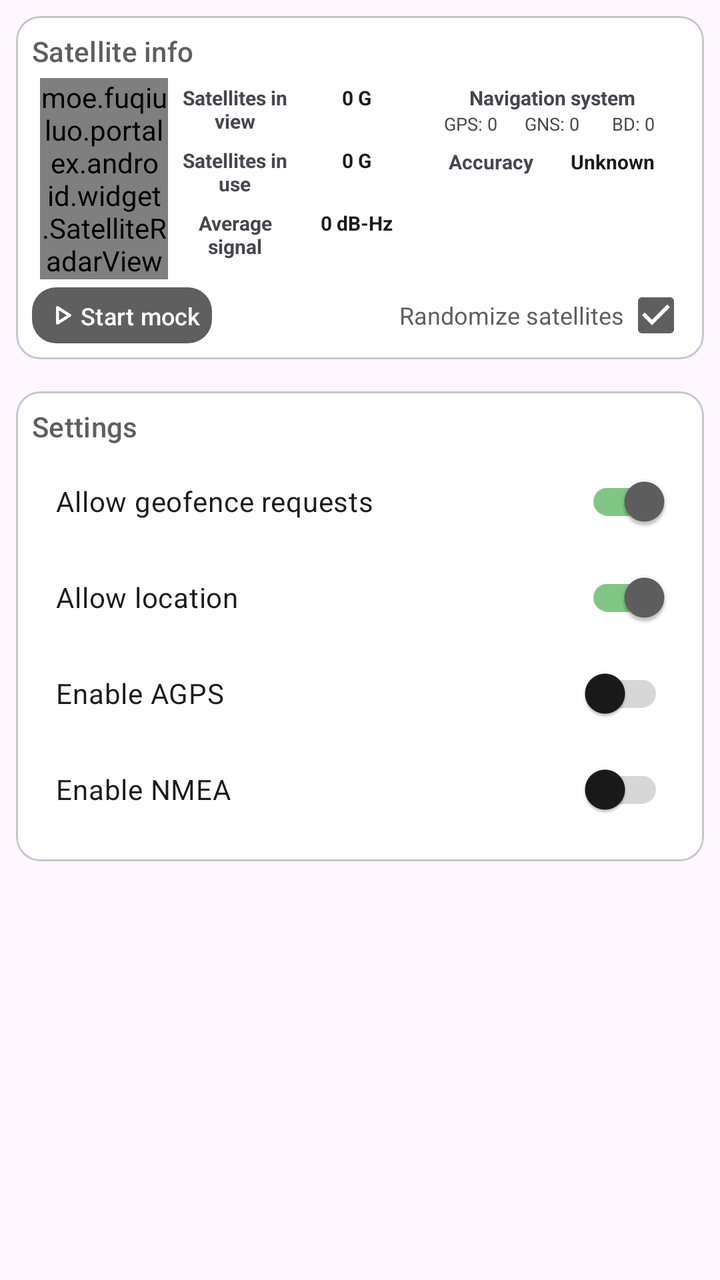
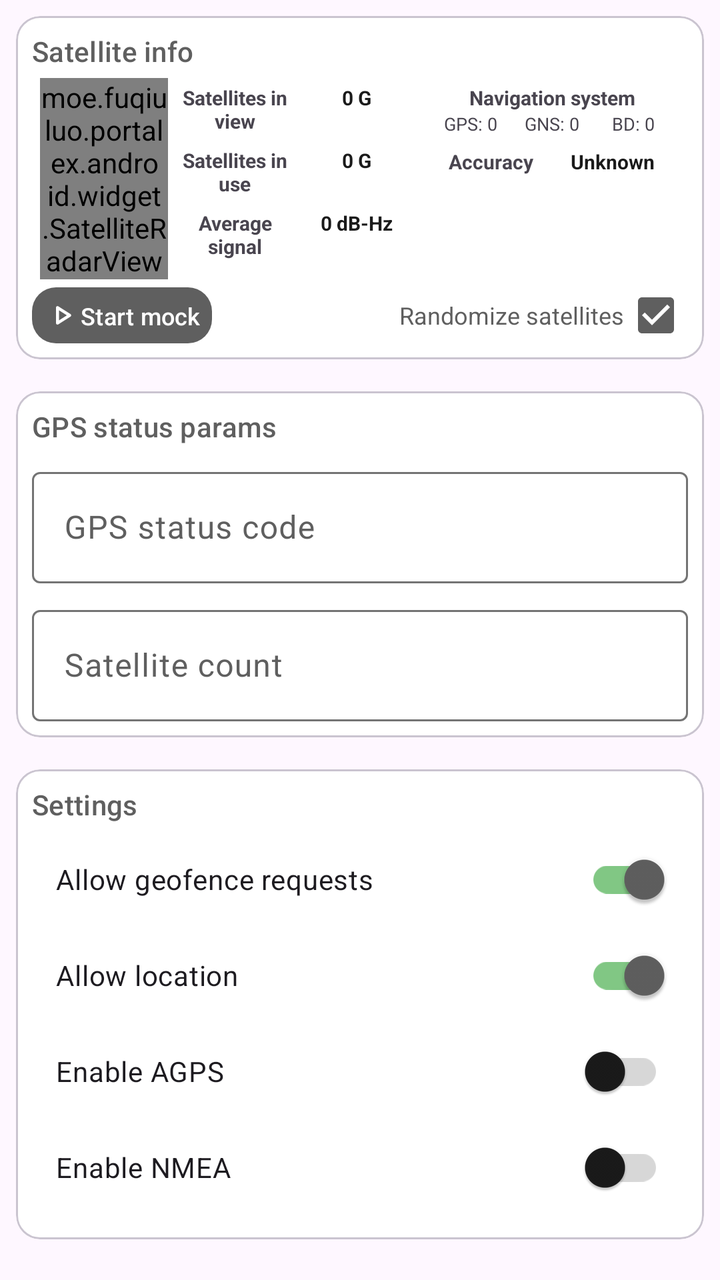

Before-and-after screenshots of an Android layout around one commit, followed by the original layout XML and the change that was made.
<!-- AndroidManifest.xml: application theme AppTheme -->
<!-- res/layout/fragment_gnss_mock.xml -->
<?xml version="1.0" encoding="utf-8"?>
<androidx.coordinatorlayout.widget.CoordinatorLayout
    xmlns:android="http://schemas.android.com/apk/res/android"
    xmlns:app="http://schemas.android.com/apk/res-auto"
    xmlns:tools="http://schemas.android.com/tools"
    android:layout_width="match_parent"
    android:layout_height="match_parent"
    tools:context=".ui.gnss.GnssMockFragment">

    <androidx.core.widget.NestedScrollView
        android:layout_width="match_parent"
        android:layout_height="match_parent">

        <LinearLayout
            android:layout_width="match_parent"
            android:layout_height="wrap_content"
            android:orientation="vertical">

            
            <com.google.android.material.card.MaterialCardView
                android:id="@+id/mock_gnss_card"
                android:layout_width="match_parent"
                android:layout_height="wrap_content"
                app:cardCornerRadius="12dp"
                android:layout_margin="8dp"
                app:cardPreventCornerOverlap="false"
                app:contentPadding="8dp">

                <LinearLayout
                    android:layout_width="match_parent"
                    android:layout_height="wrap_content"
                    android:orientation="vertical">

                    <TextView
                        android:layout_width="match_parent"
                        android:layout_height="wrap_content"
                        android:textColor="?attr/colorOnSurfaceVariant"
                        android:textAppearance="@style/TextAppearance.Material3.TitleSmall"
                        android:text="@string/satellites_info"/>

                    
                    <androidx.constraintlayout.widget.ConstraintLayout
                        android:layout_width="match_parent"
                        android:layout_height="wrap_content"
                        android:padding="4dp">

                        <moe.fuqiuluo.portalex.android.widget.SatelliteRadarView
                            android:id="@+id/satellite_rada_view"
                            android:layout_width="0dp"
                            android:layout_height="wrap_content"
                            android:gravity="center"
                            app:layout_constraintEnd_toStartOf="@+id/satellites_info"
                            app:layout_constraintHorizontal_chainStyle="spread"
                            app:layout_constraintHorizontal_weight="1"
                            app:layout_constraintStart_toStartOf="parent"
                            app:layout_constraintTop_toTopOf="parent" />

                        <LinearLayout
                            android:id="@+id/satellites_info"
                            android:layout_width="0dp"
                            android:layout_height="wrap_content"
                            android:orientation="vertical"
                            android:gravity="center"
                            app:layout_constraintHorizontal_weight="2"
                            app:layout_constraintStart_toEndOf="@+id/satellite_rada_view"
                            app:layout_constraintEnd_toStartOf="@+id/text3"
                            app:layout_constraintTop_toTopOf="parent">

                            <TextView
                                android:visibility="gone"
                                android:layout_width="match_parent"
                                android:layout_height="wrap_content"
                                android:text="@string/gnss_satellite_info"
                                android:gravity="center" />

                            <androidx.constraintlayout.widget.ConstraintLayout
                                android:layout_width="match_parent"
                                android:layout_height="wrap_content"
                                android:padding="3dp">

                                <TextView
                                    android:id="@+id/in_view_left_item"
                                    android:layout_width="0dp"
                                    android:layout_height="wrap_content"
                                    android:text="@string/in_view_left_item"
                                    android:gravity="center"
                                    android:textStyle="bold"
                                    android:textSize="10sp"
                                    app:layout_constraintHorizontal_weight="1"
                                    app:layout_constraintStart_toStartOf="parent"
                                    app:layout_constraintEnd_toStartOf="@+id/in_view_right_item"
                                    app:layout_constraintTop_toTopOf="parent"
                                    app:layout_constraintHorizontal_chainStyle="spread" />

                                <TextView
                                    android:id="@+id/in_view_right_item"
                                    android:layout_width="0dp"
                                    android:layout_height="wrap_content"
                                    android:text="@string/zero"
                                    android:gravity="center"
                                    android:textColor="?attr/colorOnSurface"
                                    android:textStyle="bold"
                                    android:textSize="10sp"
                                    app:layout_constraintHorizontal_weight="1"
                                    app:layout_constraintStart_toEndOf="@+id/in_view_left_item"
                                    app:layout_constraintEnd_toEndOf="parent"
                                    app:layout_constraintTop_toTopOf="parent" />

                            </androidx.constraintlayout.widget.ConstraintLayout>

                            <androidx.constraintlayout.widget.ConstraintLayout
                                android:layout_width="match_parent"
                                android:layout_height="wrap_content"
                                android:padding="3dp">

                                <TextView
                                    android:id="@+id/in_use_left_item"
                                    android:layout_width="0dp"
                                    android:layout_height="wrap_content"
                                    android:text="@string/in_use_satellite"
                                    android:gravity="center"
                                    android:textStyle="bold"
                                    android:textSize="10sp"
                                    app:layout_constraintHorizontal_weight="1"
                                    app:layout_constraintStart_toStartOf="parent"
                                    app:layout_constraintEnd_toStartOf="@+id/in_use_right_item"
                                    app:layout_constraintTop_toTopOf="parent"
                                    app:layout_constraintHorizontal_chainStyle="spread" />

                                <TextView
                                    android:id="@+id/in_use_right_item"
                                    android:layout_width="0dp"
                                    android:layout_height="wrap_content"
                                    android:text="@string/zero"
                                    android:gravity="center"
                                    android:textColor="?attr/colorOnSurface"
                                    android:textStyle="bold"
                                    android:textSize="10sp"
                                    app:layout_constraintHorizontal_weight="1"
                                    app:layout_constraintStart_toEndOf="@+id/in_use_left_item"
                                    app:layout_constraintEnd_toEndOf="parent"
                                    app:layout_constraintTop_toTopOf="parent" />

                            </androidx.constraintlayout.widget.ConstraintLayout>

                            <androidx.constraintlayout.widget.ConstraintLayout
                                android:layout_width="match_parent"
                                android:layout_height="wrap_content"
                                android:padding="3dp">

                                <TextView
                                    android:id="@+id/signal_strength_left_item"
                                    android:layout_width="0dp"
                                    android:layout_height="wrap_content"
                                    android:text="@string/gnss_average_signal"
                                    android:gravity="center"
                                    android:textStyle="bold"
                                    android:textSize="10sp"
                                    app:layout_constraintHorizontal_weight="1"
                                    app:layout_constraintStart_toStartOf="parent"
                                    app:layout_constraintEnd_toStartOf="@+id/signal_strength_right_item"
                                    app:layout_constraintTop_toTopOf="parent"
                                    app:layout_constraintHorizontal_chainStyle="spread" />

                                <TextView
                                    android:id="@+id/signal_strength_right_item"
                                    android:layout_width="0dp"
                                    android:layout_height="wrap_content"
                                    android:text="0 dB-Hz"
                                    android:gravity="center"
                                    android:textColor="?attr/colorOnSurface"
                                    android:textStyle="bold"
                                    android:textSize="10sp"
                                    app:layout_constraintHorizontal_weight="1"
                                    app:layout_constraintStart_toEndOf="@+id/signal_strength_left_item"
                                    app:layout_constraintEnd_toEndOf="parent"
                                    app:layout_constraintTop_toTopOf="parent" />
                            </androidx.constraintlayout.widget.ConstraintLayout>

                            <com.google.android.material.card.MaterialCardView
                                android:visibility="gone"
                                android:layout_width="match_parent"
                                android:layout_height="wrap_content"
                                android:layout_margin="4dp"
                                app:cardCornerRadius="12dp"
                                app:cardElevation="1dp">

                                <LinearLayout
                                    android:layout_width="match_parent"
                                    android:layout_height="wrap_content"
                                    android:orientation="vertical"
                                    android:padding="4dp">

                                    <TextView
                                        android:layout_width="match_parent"
                                        android:layout_height="wrap_content"
                                        android:text="@string/gnss_selected_satellite"
                                        android:gravity="center"
                                        android:textStyle="bold"
                                        android:textSize="10sp"/>

                                    <TextView
                                        android:id="@+id/selected_satellite_prn"
                                        android:layout_width="match_parent"
                                        android:layout_height="wrap_content"
                                        android:text="@string/gnss_prn"
                                        android:textSize="9sp"/>

                                    <TextView
                                        android:id="@+id/selected_satellite_snr"
                                        android:layout_width="match_parent"
                                        android:layout_height="wrap_content"
                                        android:text="@string/gnss_signal_strength"
                                        android:textSize="9sp"/>

                                    <TextView
                                        android:id="@+id/selected_satellite_elevation"
                                        android:layout_width="match_parent"
                                        android:layout_height="wrap_content"
                                        android:text="@string/gnss_elevation"
                                        android:textSize="9sp"/>

                                    <TextView
                                        android:id="@+id/selected_satellite_azimuth"
                                        android:layout_width="match_parent"
                                        android:layout_height="wrap_content"
                                        android:text="@string/gnss_azimuth"
                                        android:textSize="9sp"/>
                                </LinearLayout>
                            </com.google.android.material.card.MaterialCardView>

                        </LinearLayout>

                        <LinearLayout
                            android:id="@+id/text3"
                            android:layout_width="0dp"
                            android:layout_height="wrap_content"
                            android:orientation="vertical"
                            app:layout_constraintHorizontal_weight="2"
                            app:layout_constraintStart_toEndOf="@+id/satellites_info"
                            app:layout_constraintEnd_toEndOf="parent"
                            app:layout_constraintTop_toTopOf="parent">

                            <androidx.constraintlayout.widget.ConstraintLayout
                                android:layout_width="match_parent"
                                android:layout_height="wrap_content"
                                android:padding="3dp">

                                <TextView
                                    android:id="@+id/nav_systems_title"
                                    android:layout_width="match_parent"
                                    android:layout_height="wrap_content"
                                    android:text="@string/gnss_navigation_system"
                                    android:gravity="center"
                                    android:textStyle="bold"
                                    android:textSize="10sp"
                                    app:layout_constraintTop_toTopOf="parent"
                                    app:layout_constraintStart_toStartOf="parent"
                                    app:layout_constraintEnd_toEndOf="parent"/>

                                <LinearLayout
                                    android:layout_width="match_parent"
                                    android:layout_height="wrap_content"
                                    android:orientation="horizontal"
                                    app:layout_constraintTop_toBottomOf="@id/nav_systems_title">

                                    <TextView
                                        android:id="@+id/gps_count"
                                        android:layout_width="0dp"
                                        android:layout_height="wrap_content"
                                        android:layout_weight="1"
                                        android:gravity="center"
                                        android:text="GPS: 0"
                                        android:textSize="9sp" />

                                    <TextView
                                        android:id="@+id/glonass_count"
                                        android:layout_width="0dp"
                                        android:layout_height="wrap_content"
                                        android:layout_weight="1"
                                        android:text="GNS: 0"
                                        android:gravity="center"
                                        android:textSize="9sp"/>

                                    <TextView
                                        android:id="@+id/beidou_count"
                                        android:layout_width="0dp"
                                        android:layout_height="wrap_content"
                                        android:layout_weight="1"
                                        android:text="BD: 0"
                                        android:gravity="center"
                                        android:textSize="9sp"/>
                                </LinearLayout>
                            </androidx.constraintlayout.widget.ConstraintLayout>

                            <androidx.constraintlayout.widget.ConstraintLayout
                                android:layout_width="match_parent"
                                android:layout_height="wrap_content"
                                android:padding="3dp">

                                <TextView
                                    android:id="@+id/accuracy_left_item"
                                    android:layout_width="0dp"
                                    android:layout_height="wrap_content"
                                    android:text="@string/gnss_position_accuracy"
                                    android:gravity="center"
                                    android:textStyle="bold"
                                    android:textSize="10sp"
                                    app:layout_constraintHorizontal_weight="1"
                                    app:layout_constraintStart_toStartOf="parent"
                                    app:layout_constraintEnd_toStartOf="@+id/accuracy_right_item"
                                    app:layout_constraintTop_toTopOf="parent"
                                    app:layout_constraintHorizontal_chainStyle="spread" />

                                <TextView
                                    android:id="@+id/accuracy_right_item"
                                    android:layout_width="0dp"
                                    android:layout_height="wrap_content"
                                    android:text="@string/gnss_unknown"
                                    android:gravity="center"
                                    android:textColor="?attr/colorOnSurface"
                                    android:textStyle="bold"
                                    android:textSize="10sp"
                                    app:layout_constraintHorizontal_weight="1"
                                    app:layout_constraintStart_toEndOf="@+id/accuracy_left_item"
                                    app:layout_constraintEnd_toEndOf="parent"
                                    app:layout_constraintTop_toTopOf="parent" />
                            </androidx.constraintlayout.widget.ConstraintLayout>
                        </LinearLayout>

                    </androidx.constraintlayout.widget.ConstraintLayout>

                    <LinearLayout
                        android:layout_width="match_parent"
                        android:layout_height="wrap_content"
                        android:baselineAligned="false"
                        android:orientation="horizontal">

                        <LinearLayout
                            android:layout_width="0dp"
                            android:layout_height="wrap_content"
                            android:layout_weight="1">

                            <com.google.android.material.button.MaterialButton
                                android:id="@+id/switch_gnss_mock"
                                android:layout_width="wrap_content"
                                android:layout_height="28dp"
                                android:textColor="?attr/colorOnPrimary"
                                android:text="@string/start_mock"
                                style="@style/Widget.Material3.Button"
                                android:insetRight="0dp"
                                android:insetLeft="0dp"
                                android:insetTop="0dp"
                                android:insetBottom="0dp"
                                android:textSize="12sp"
                                app:icon="@drawable/rounded_play_arrow_24"
                                app:iconGravity="textStart"
                                app:iconPadding="0dp"
                                android:padding="6dp"
                                app:iconTint="?attr/colorOnPrimary"
                                app:cornerRadius="12dp"/>

                        </LinearLayout>

                        <LinearLayout
                            android:layout_width="0dp"
                            android:layout_weight="1"
                            android:layout_height="match_parent"
                            android:gravity="end|center">

                            <CheckedTextView
                                android:id="@+id/random_gnss"
                                android:layout_width="wrap_content"
                                android:layout_height="wrap_content"
                                android:checkMark="?android:attr/listChoiceIndicatorMultiple"
                                android:checkMarkTint="?attr/colorOnSurfaceVariant"
                                android:checked="true"
                                android:gravity="center"
                                android:text="@string/gnss_randomize"
                                android:textColor="?attr/colorOnSurfaceVariant"
                                android:textSize="12sp" />
                        </LinearLayout>
                    </LinearLayout>
                </LinearLayout>
            </com.google.android.material.card.MaterialCardView>

            
            <com.google.android.material.card.MaterialCardView
                android:id="@+id/settings_card"
                android:layout_width="match_parent"
                android:layout_height="wrap_content"
                app:cardCornerRadius="12dp"
                android:layout_margin="8dp"
                app:cardPreventCornerOverlap="false"
                app:contentPadding="8dp">

                <LinearLayout
                    android:layout_width="match_parent"
                    android:layout_height="wrap_content"
                    android:orientation="vertical">

                    <TextView
                        android:layout_width="match_parent"
                        android:layout_height="wrap_content"
                        android:textColor="?attr/colorOnSurfaceVariant"
                        android:textAppearance="@style/TextAppearance.Material3.TitleSmall"
                        android:text="@string/gnss_features"/>

                    <LinearLayout
                        android:layout_width="match_parent"
                        android:layout_height="wrap_content"
                        android:orientation="vertical"
                        android:padding="4dp">

                        <com.google.android.material.switchmaterial.SwitchMaterial
                            android:id="@+id/switch_request_geofence"
                            android:layout_width="match_parent"
                            android:layout_height="wrap_content"
                            android:text="@string/gnss_allow_geofence"
                            android:checked="true"
                            android:padding="8dp"/>

                        <com.google.android.material.switchmaterial.SwitchMaterial
                            android:id="@+id/switch_get_from_location"
                            android:layout_width="match_parent"
                            android:layout_height="wrap_content"
                            android:checked="true"
                            android:padding="8dp"
                            android:text="@string/gnss_allow_location" />

                        <com.google.android.material.switchmaterial.SwitchMaterial
                            android:id="@+id/switch_enable_agps"
                            android:layout_width="match_parent"
                            android:layout_height="wrap_content"
                            android:text="@string/gnss_agps"
                            android:checked="false"
                            android:padding="8dp"/>

                        <com.google.android.material.switchmaterial.SwitchMaterial
                            android:id="@+id/switch_enable_nmea"
                            android:layout_width="match_parent"
                            android:layout_height="wrap_content"
                            android:text="@string/gnss_nmea"
                            android:checked="false"
                            android:padding="8dp"/>
                    </LinearLayout>
                </LinearLayout>
            </com.google.android.material.card.MaterialCardView>
        </LinearLayout>
    </androidx.core.widget.NestedScrollView>
</androidx.coordinatorlayout.widget.CoordinatorLayout>
<!-- resources referenced by this layout -->
<resources>
  <!-- drawable rounded_play_arrow_24 (drawable) -->
  <vector xmlns:android="http://schemas.android.com/apk/res/android" android:autoMirrored="true" android:height="24dp" android:tint="?attr/colorOnSurface" android:viewportHeight="960" android:viewportWidth="960" android:width="24dp">
        
      <path android:fillColor="@android:color/white" android:pathData="M320,687L320,273Q320,256 332,244.5Q344,233 360,233Q365,233 370.5,234.5Q376,236 381,239L707,446Q716,452 720.5,461Q725,470 725,480Q725,490 720.5,499Q716,508 707,514L381,721Q376,724 370.5,725.5Q365,727 360,727Q344,727 332,715.5Q320,704 320,687ZM400,480L400,480L400,480L400,480ZM400,614L610,480L400,346L400,614Z"/>
      
  </vector>
  <string name="gnss_agps">Enable AGPS</string>
  <string name="gnss_allow_geofence">Allow geofence requests</string>
  <string name="gnss_allow_location">Allow location</string>
  <string name="gnss_average_signal">Average signal</string>
  <string name="gnss_azimuth">Azimuth: -- deg</string>
  <string name="gnss_elevation">Elevation: -- deg</string>
  <string name="gnss_features">Settings</string>
  <string name="gnss_navigation_system">Navigation system</string>
  <string name="gnss_nmea">Enable NMEA</string>
  <string name="gnss_position_accuracy">Accuracy</string>
  <string name="gnss_prn">PRN: --</string>
  <string name="gnss_randomize">Randomize satellites</string>
  <string name="gnss_satellite_info">Satellite info</string>
  <string name="gnss_selected_satellite">Selected satellite</string>
  <string name="gnss_signal_strength">Signal: -- dB-Hz</string>
  <string name="gnss_unknown">Unknown</string>
  <string name="in_use_satellite">Satellites in use</string>
  <string name="in_view_left_item">Satellites in view</string>
  <string name="satellites_info">Satellite info</string>
  <string name="start_mock">Start mock</string>
  <string name="zero">0 G</string>
  <style name="Portal.SearchViewStyle" parent="Widget.AppCompat.SearchView" />
  <style name="Portal.SliderTheme" parent="Widget.Material3.Slider" />
  <style name="PortalPopupMenuStyle" parent="Widget.Material3.PopupMenu">
          <item name="android:popupAnimationStyle">@style/PortalPopupAnimation</item>
      </style>
  <style name="Portal.SwitchStyle" parent="Widget.Material3.CompoundButton.Switch">
          <item name="useMaterialThemeColors">true</item>
          <item name="trackTint">@color/switch_track_tint</item>
      </style>
  <style name="PortalPopupAnimation">
          <item name="android:windowEnterAnimation">@anim/popup_in_top_end</item>
          <item name="android:windowExitAnimation">@anim/popup_out_top_end</item>
      </style>
  <!-- unchanged entries left out for length: 1 -->
</resources>

<!-- the commit's change to res/layout/fragment_gnss_mock.xml (unified diff, before → after) -->
@@ -384,6 +384,53 @@
                 </LinearLayout>
             </com.google.android.material.card.MaterialCardView>
 
+            <com.google.android.material.card.MaterialCardView
+                android:id="@+id/gnss_gps_card"
+                android:layout_width="match_parent"
+                android:layout_height="wrap_content"
+                app:cardCornerRadius="12dp"
+                android:layout_margin="8dp"
+                app:cardPreventCornerOverlap="false"
+                app:contentPadding="8dp">
+
+                <LinearLayout
+                    android:layout_width="match_parent"
+                    android:layout_height="wrap_content"
+                    android:orientation="vertical">
+
+                    <TextView
+                        android:layout_width="match_parent"
+                        android:layout_height="wrap_content"
+                        android:textColor="?attr/colorOnSurfaceVariant"
+                        android:textAppearance="@style/TextAppearance.Material3.TitleSmall"
+                        android:text="@string/gnss_gps_params" />
+
+                    <com.google.android.material.textfield.TextInputLayout
+                        android:layout_width="match_parent"
+                        android:layout_height="wrap_content"
+                        android:layout_marginTop="8dp"
+                        android:hint="@string/gnss_gps_status_code">
+                        <com.google.android.material.textfield.TextInputEditText
+                            android:id="@+id/gnss_gps_status_code"
+                            android:layout_width="match_parent"
+                            android:layout_height="wrap_content"
+                            android:inputType="number" />
+                    </com.google.android.material.textfield.TextInputLayout>
+
+                    <com.google.android.material.textfield.TextInputLayout
+                        android:layout_width="match_parent"
+                        android:layout_height="wrap_content"
+                        android:layout_marginTop="8dp"
+                        android:hint="@string/gnss_gps_satellites">
+                        <com.google.android.material.textfield.TextInputEditText
+                            android:id="@+id/gnss_gps_satellites"
+                            android:layout_width="match_parent"
+                            android:layout_height="wrap_content"
+                            android:inputType="number" />
+                    </com.google.android.material.textfield.TextInputLayout>
+                </LinearLayout>
+            </com.google.android.material.card.MaterialCardView>
+
             
             <com.google.android.material.card.MaterialCardView
                 android:id="@+id/settings_card"
<!-- resource entries referenced after the edit -->
@@ -13,6 +13,9 @@
   <string name="gnss_azimuth">Azimuth: -- deg</string>
   <string name="gnss_elevation">Elevation: -- deg</string>
   <string name="gnss_features">Settings</string>
+  <string name="gnss_gps_params">GPS status params</string>
+  <string name="gnss_gps_satellites">Satellite count</string>
+  <string name="gnss_gps_status_code">GPS status code</string>
   <string name="gnss_navigation_system">Navigation system</string>
   <string name="gnss_nmea">Enable NMEA</string>
   <string name="gnss_position_accuracy">Accuracy</string>
